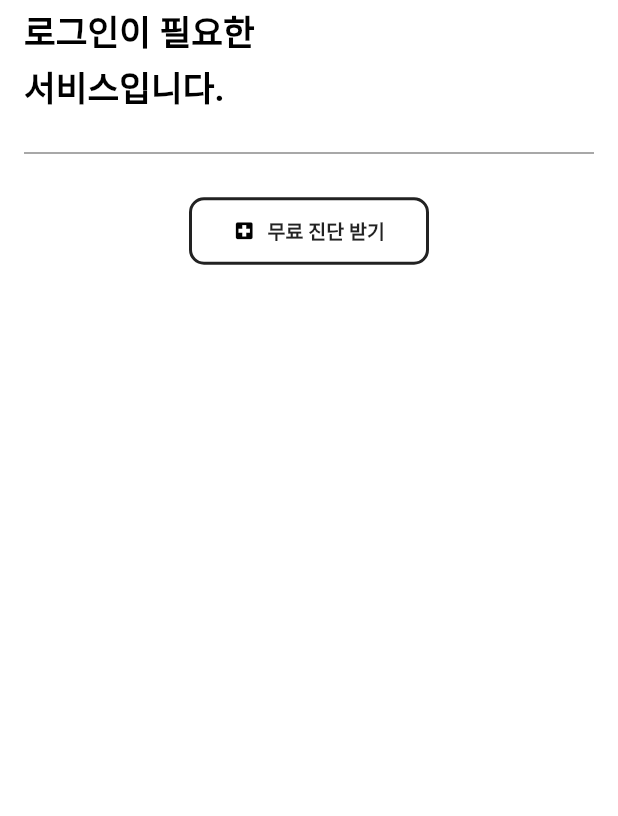
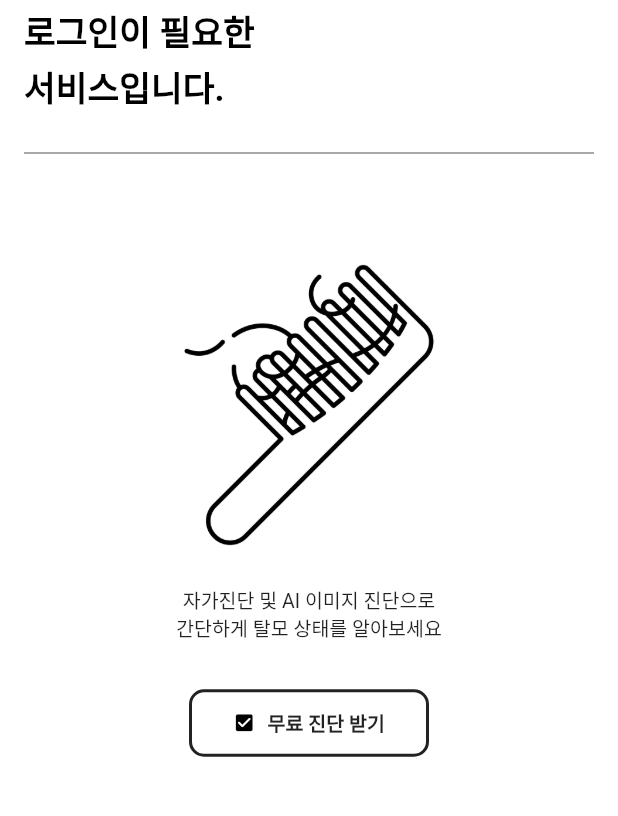
Before and after one commit to CodingLeeSeungHoon/HairLossDetection, a Flutter app: the screen it shows after launch, on a phone screen of 412 x 824 dp, the part 159-975 px from its top. Run offline on Flutter 3.47's test engine with Material 2 defaults, Android fonts, the light colour scheme and no system bars; drawn by our look-alikes of carousel_slider; Roboto replaces fonts that are missing (NanumGothic-Regular).

Commit message:
[JBMB-29] ClickableButton 수정, Home 화면 CarouselSlider 구현

```diff
--- a/jbmb_application/lib/screen/Home.dart
+++ b/jbmb_application/lib/screen/Home.dart
@@ -2,6 +2,7 @@ import 'package:flutter/material.dart';
 import 'package:jbmb_application/widget/MainDescription.dart';
 import '../widget/ClickableButton.dart';
 import '../widget/NavigationDrawerWidget.dart';
+import 'package:carousel_slider/carousel_slider.dart';
 
 class Home extends StatefulWidget {
   /// 홈 메인 화면 구현
@@ -15,6 +16,14 @@ class Home extends StatefulWidget {
 }
 
 class _HomeState extends State<Home> {
+  int _current = 0;
+  List imgList = [
+    'images/hair-comb.png',
+    'images/shampoo.png',
+    'images/hospital.png',
+    'images/community.png'
+  ];
+
   final GlobalKey<ScaffoldState> _scaffoldKey = new GlobalKey<ScaffoldState>();
 
   @override
@@ -63,22 +72,148 @@ class _HomeState extends State<Home> {
             margin: const EdgeInsets.all(8.0),
             // 내부 위젯 레이아웃 세로 배치
             child: Column(
-              children: const [
+              children: <Widget>[
                 // TODO: MainDescription 로그인 여부에 따라 내용 변경
-                MainDescription(),
-                SizedBox(
+                const MainDescription(),
+                const SizedBox(
                   height: 20,
                 ),
-                Divider(
+                const Divider(
                   thickness: 1,
                   color: Colors.black45,
                 ),
-                SizedBox(
-                  height: 20,
+                const SizedBox(height: 20),
+                CarouselSlider(
+                  options: CarouselOptions(
+                      height: 400.0,
+                      initialPage: 0,
+                      onPageChanged: (index, reason) {
+                        setState(() {
+                          _current = index;
+                        });
+                      },
+                      enableInfiniteScroll: false,
+                  ),
+                  items: imgList.map((imgUrl) {
+                    return Builder(
+                      builder: (BuildContext context) {
+                        return Container(
+                            margin: EdgeInsets.symmetric(horizontal: 10.0),
+                            child: Column(
+                              children: [
+                                const SizedBox(
+                                  height: 40.0,
+                                ),
+                                Image.asset(
+                                  imgUrl,
+                                  width: 200.0,
+                                  height: 200.0,
+                                ),
+                                const SizedBox(
+                                  height: 20.0,
+                                ),
+                                getMenuTextByIndex(_current),
+                                const SizedBox(
+                                  height: 30.0,
+                                ),
+                                ClickableButton(
+                                    buttonText: getButtonTextByIndex(_current),
+                                    iconData: getIconDataByIndex(_current),
+                                    // TODO : 각 버튼별 Action 지정 필요
+                                ),
+                              ],
+                            ));
+                      },
+                    );
+                  }).toList(),
                 ),
-                // TODO: Slider 구현 필요
-                ClickableButton(buttonText: '무료 진단 받기'),
               ],
             )));
   }
+
+  String getButtonTextByIndex(int index) {
+    String retval = "";
+    switch (index) {
+      case 0:
+        retval = "무료 진단 받기";
+        break;
+      case 1:
+        retval = "내게 맞는 샴푸 보기";
+        break;
+      case 2:
+        retval = "주변 병원 탐색";
+        break;
+      case 3:
+        retval = "JBMB 커뮤니티";
+        break;
+    }
+    return retval;
+  }
+
+  Column getMenuTextByIndex(int index){
+    Column retval = Column();
+    const double fontSize = 13.0;
+    const Color color = Colors.black87;
+    const String fontFamily = 'NanumGothic-Regular';
+
+    switch (index) {
+      case 0:
+        retval = Column(
+          children: const [
+            Text("자가진단 및 AI 이미지 진단으로", style: TextStyle(fontFamily: fontFamily, fontSize: fontSize, color: color),),
+            Text("간단하게 탈모 상태를 알아보세요", style: TextStyle(fontFamily: fontFamily, fontSize: fontSize, color: color),),
+          ],
+        );
+        break;
+      case 1:
+        retval = Column(
+          children: const [
+            Text("자신의 두피 타입에 따라", style: TextStyle(fontFamily: fontFamily, fontSize: fontSize, color: color),),
+            Text("적절한 샴푸를 추천해드려요", style: TextStyle(fontFamily: fontFamily, fontSize: fontSize, color: color),),
+          ],
+        );
+        break;
+      case 2:
+        retval = Column(
+          children: const [
+            Text("근처 탈모 전문 병원을", style: TextStyle(fontFamily: fontFamily, fontSize: fontSize, color: color),),
+            Text("찾아보세요", style: TextStyle(fontFamily: fontFamily, fontSize: fontSize, color: color),),
+          ],
+        );
+        break;
+      case 3:
+        retval = Column(
+          children: const [
+            Text("비슷한 고민이 있는 회원들과", style: TextStyle(fontFamily: fontFamily, fontSize: fontSize, color: color),),
+            Text("다양한 이야기를 나눠요", style: TextStyle(fontFamily: fontFamily, fontSize: fontSize, color: color),),
+          ],
+        );
+        break;
+    }
+    return retval;
+  }
+
+  IconData? getIconDataByIndex(int index){
+    IconData? retval;
+    switch (index) {
+      case 0:
+        // 무료 진단
+        retval = Icons.check_box_rounded;
+        return retval;
+      case 1:
+        // 샴푸 추천
+        retval = Icons.find_in_page_rounded;
+        return retval;
+      case 2:
+        // 병원 추천
+        retval = Icons.local_hospital;
+        return retval;
+      case 3:
+        // 커뮤니티
+        retval = Icons.group;
+        return retval;
+    }
+    return retval;
+  }
+
 }
--- a/jbmb_application/lib/widget/ClickableButton.dart
+++ b/jbmb_application/lib/widget/ClickableButton.dart
@@ -6,17 +6,19 @@ import 'package:flutter/material.dart';
 class ClickableButton extends StatelessWidget {
   final String buttonText;
   final Function? action;
+  final IconData? iconData;
 
   const ClickableButton({
     Key? key,
     required this.buttonText,
+    required this.iconData,
     this.action,
   }) : super(key: key);
 
   @override
   Widget build(BuildContext context) {
     return OutlinedButton.icon(
-        icon: const Icon(Icons.local_hospital, color: Colors.black, size: 15,),
+        icon: Icon(iconData, color: Colors.black, size: 15,),
         onPressed: () {},
         style: ElevatedButton.styleFrom(
           padding: const EdgeInsets.all(10.0),
```
Also changed, not shown: jbmb_application/pubspec.yaml (+6 -4 lines), jbmb_application/pubspec.lock.
